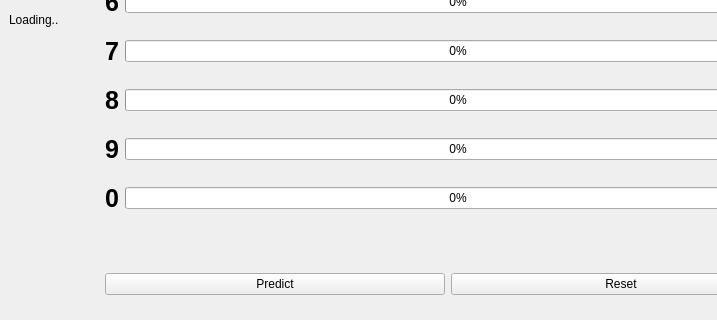
This is tools/paint/paint.ui in appxpy/NNFS as Qt 5 draws it before an edit; both pictures show x 0 to 717 and y 280 to 600 of the 800 by 600 pixel window. The edited form follows.
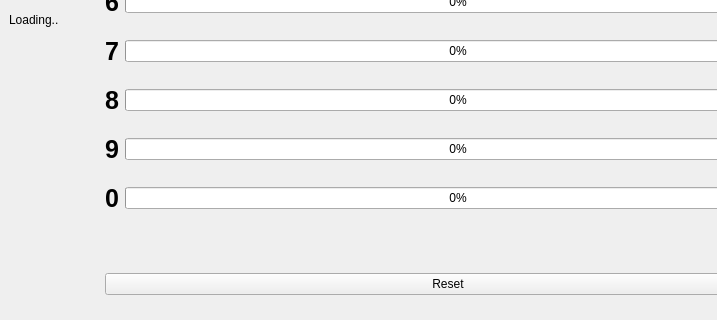
This is the edited form. Custom widgets are drawn as their Qt base class.

Commit message: Created Paint Application

```diff
--- a/tools/paint/paint.ui
+++ b/tools/paint/paint.ui
@@ -271,13 +271,6 @@
       </item>
       <item>
        <layout class="QHBoxLayout" name="horizontalLayout_2">
-        <item>
-         <widget class="QPushButton" name="predict">
-          <property name="text">
-           <string>Predict</string>
-          </property>
-         </widget>
-        </item>
         <item>
          <widget class="QPushButton" name="restartButton">
           <property name="text">
```
The commit also changes 12 other files.
